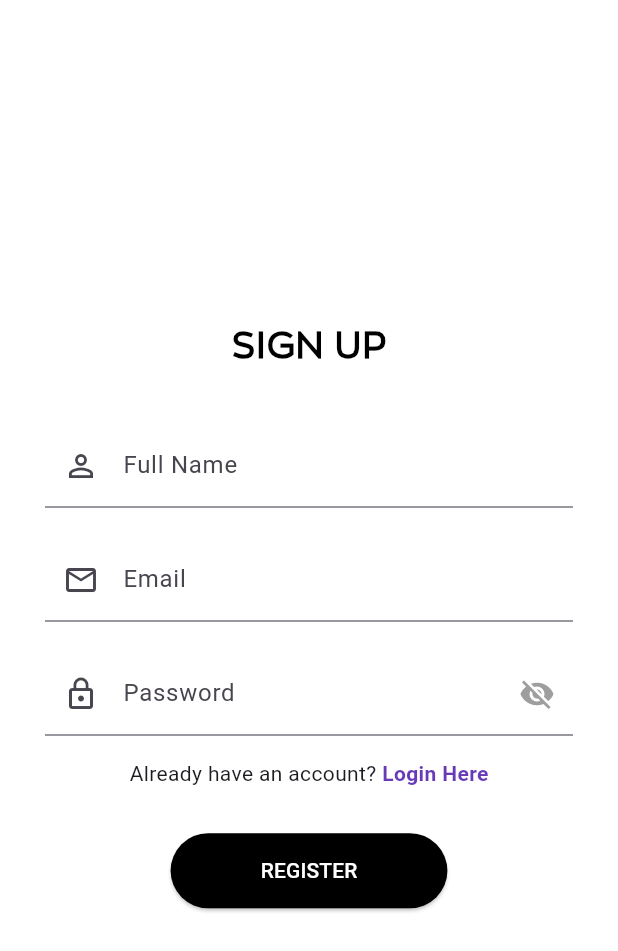
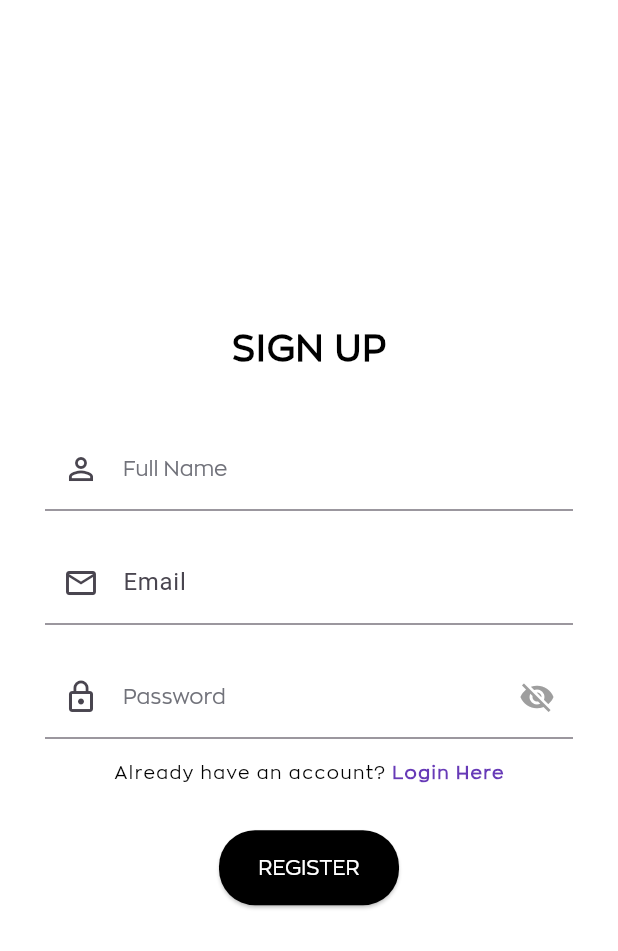
Before and after one commit to KostasPe15/TrashHunter, a Flutter app: the screen it shows after launch, after a tap on "Register Here", on a phone screen of 412 x 824 dp. Shown: the top 951 px of the screen. Run offline on Flutter 3.47's test engine with Material 3 defaults, Android fonts, the phone set to English and light mode, and no system bars.

Commit message:
added button

```diff
--- /dev/null
+++ b/trash_hunter/lib/Buttons/primary_button.dart
@@ -0,0 +1,50 @@
+import 'package:flutter/foundation.dart';
+import 'package:flutter/material.dart';
+import 'package:trash_hunter/TextsStyles/action_texts.dart';
+
+class PrimaryButton extends StatelessWidget {
+  final String text;
+  final VoidCallback onPressed;
+  final Color textColor;
+  final double? width;
+  final double height;
+    final Color backgroundColor;
+    final double borderRadius;
+      final EdgeInsets padding;
+
+
+
+  const PrimaryButton({
+    super.key,
+    required this.text,
+    required this.onPressed,
+    this.textColor = Colors.white,
+    this.width,
+    required this.height,
+    this.backgroundColor = Colors.black,
+    this.borderRadius = 24,
+         this.padding = const EdgeInsets.symmetric(horizontal: 16, vertical: 12),
+
+  });
+
+  @override
+  Widget build(BuildContext context) {
+    return SizedBox(
+      width: width,
+      height: height,
+      child: ElevatedButton(
+        onPressed: onPressed,
+        style: ElevatedButton.styleFrom(
+          backgroundColor: backgroundColor,
+          //foregroundColor: Colors.white,
+          shape: RoundedRectangleBorder(
+            borderRadius: BorderRadius.circular(borderRadius),
+          ),
+          padding: padding,
+        ),
+        child: ActionTexts(text: text, type: ActionTextType.l,color: textColor)
+
+      ),
+    );
+  }
+}
--- a/trash_hunter/lib/TextField/custom_textfield.dart
+++ b/trash_hunter/lib/TextField/custom_textfield.dart
@@ -1,4 +1,5 @@
 import 'package:flutter/material.dart';
+import 'package:trash_hunter/TextsStyles/body_texts.dart';
 
 class CustomTextfield extends StatelessWidget {
   final TextEditingController? controller;
@@ -24,12 +25,25 @@ class CustomTextfield extends StatelessWidget {
     controller: controller,
     obscureText: obscureText,
     onChanged: onChanged,
+    style: const TextStyle(
+      fontFamily: 'ZonaPro',
+      fontSize: 16, // same as BodyTextType.m
+      fontWeight: FontWeight.w500,
+      color: Color(0xFF1F2024), // match your default text color
+    ),
     decoration: InputDecoration(
       prefixIcon: prefixIcon,
       suffixIcon: suffixIcon,
-        labelText: label,
+      label: label != null
+          ? BodyTexts(
+              text: label!,
+              type: BodyTextType.m,
+              color: const Color(0xFF71727A),
+            )
+          : null,
       border: const UnderlineInputBorder(),
     ),
   );
 }
+
 }
--- a/trash_hunter/lib/login_page.dart
+++ b/trash_hunter/lib/login_page.dart
@@ -1,4 +1,5 @@
 import 'package:flutter/material.dart';
+import 'package:trash_hunter/Buttons/primary_button.dart';
 import 'package:trash_hunter/TextField/custom_textfield.dart';
 import 'package:trash_hunter/TextsStyles/body_texts.dart';
 import 'package:trash_hunter/TextsStyles/heading_texts.dart';
@@ -20,8 +21,15 @@ class LoginPage extends StatefulWidget {
 class _LoginPageState extends State<LoginPage> {
   bool isPasswordVisible = false;
 
-  final TextEditingController passwordController = TextEditingController();
-  final TextEditingController emailController = TextEditingController();
+  final TextEditingController _passwordController = TextEditingController();
+  final TextEditingController _emailController = TextEditingController();
+
+  @override
+  void dispose(){
+    super.dispose();
+    _emailController.dispose();
+    _passwordController.dispose();
+  }
 
   @override
   Widget build(BuildContext context) {
@@ -40,14 +48,14 @@ class _LoginPageState extends State<LoginPage> {
               ),
               const SizedBox(height: 40),
                CustomTextfield(
-                controller: emailController,
+                controller: _emailController,
                 label: 'Email',
                 prefixIcon: Icon(Icons.email_outlined),
 
               ),
               const SizedBox(height: 20),
               CustomTextfield(
-                controller: passwordController,
+                controller: _passwordController,
                 label: "Password",
                 obscureText: !isPasswordVisible,
                 prefixIcon: const Icon(Icons.lock_outline),
@@ -92,21 +100,16 @@ class _LoginPageState extends State<LoginPage> {
                 ],
               ),
               const SizedBox(height: 30),
-              ElevatedButton(
+              PrimaryButton(
+                text: 'LOGIN',
+                height: 50,
+                width: 120,
+
                 onPressed: () {
                   // Handle login
                 },
-                style: ElevatedButton.styleFrom(
-                  backgroundColor: Colors.black,
-                  padding: const EdgeInsets.symmetric(
-                    vertical: 15,
-                    horizontal: 60,
-                  ),
-                ),
-                child: const Text(
-                  "LOGIN",
-                  style: TextStyle(color: Colors.white),
-                ),
+
+
               ),
             ],
           ),
--- a/trash_hunter/lib/main.dart
+++ b/trash_hunter/lib/main.dart
@@ -1,9 +1,17 @@
 import 'package:flutter/material.dart';
 import 'package:trash_hunter/login_page.dart';
 
-void main() => runApp(MyApp());
+Future<void>main() async{
+  WidgetsFlutterBinding.ensureInitialized();
+
+
+  runApp(const MyApp());
+
+}
 
 class MyApp extends StatelessWidget {
+  const MyApp({super.key});
+
   @override
   Widget build(BuildContext context) {
     return MaterialApp(
--- a/trash_hunter/lib/signup_page.dart
+++ b/trash_hunter/lib/signup_page.dart
@@ -1,5 +1,7 @@
 import 'package:flutter/material.dart';
+import 'package:trash_hunter/Buttons/primary_button.dart';
 import 'package:trash_hunter/TextField/custom_textfield.dart';
+import 'package:trash_hunter/TextsStyles/body_texts.dart';
 import 'package:trash_hunter/TextsStyles/heading_texts.dart';
 import 'package:trash_hunter/login_page.dart';
 
@@ -16,11 +18,12 @@ class SignUpPage extends StatefulWidget {
   State<SignUpPage> createState() => _SignUpPageState();
 }
 
-  final TextEditingController passwordController = TextEditingController();
-  final TextEditingController emailController = TextEditingController();
-  final TextEditingController nameController  = TextEditingController();
+final TextEditingController _passwordController = TextEditingController();
+final TextEditingController _emailController = TextEditingController();
+final TextEditingController _nameController = TextEditingController();
 
-   bool isPasswordVisible = false;
+
+bool isPasswordVisible = false;
 
 class _SignUpPageState extends State<SignUpPage> {
   @override
@@ -40,12 +43,10 @@ class _SignUpPageState extends State<SignUpPage> {
               ),
               const SizedBox(height: 40),
               CustomTextfield(
-                controller: emailController,
+                controller: _emailController,
                 label: 'Full Name',
                 prefixIcon: Icon(Icons.person_outline),
-
               ),
-
               const SizedBox(height: 20),
               const TextField(
                 decoration: InputDecoration(
@@ -55,8 +56,8 @@ class _SignUpPageState extends State<SignUpPage> {
                 ),
               ),
               const SizedBox(height: 20),
-             CustomTextfield(
-                controller: passwordController,
+              CustomTextfield(
+                controller: _passwordController,
                 label: "Password",
                 obscureText: !isPasswordVisible,
                 prefixIcon: const Icon(Icons.lock_outline),
@@ -76,7 +77,11 @@ class _SignUpPageState extends State<SignUpPage> {
               Row(
                 mainAxisAlignment: MainAxisAlignment.center,
                 children: [
-                  const Text("Already have an account? "),
+                  const BodyTexts(
+                    text: "Already have an account? ",
+                    type: BodyTextType.s,
+                    color: Colors.black,
+                  ),
                   GestureDetector(
                     onTap: () {
                       Navigator.push(
@@ -88,32 +93,22 @@ class _SignUpPageState extends State<SignUpPage> {
                         ),
                       );
                     },
-                    child: const Text(
-                      "Login Here",
-                      style: TextStyle(
-                        color: Colors.deepPurple,
-                        fontWeight: FontWeight.bold,
-                      ),
+                    child: const BodyTexts(
+                      text: "Login Here",
+                      type: BodyTextType.s_bold,
+                      color: Colors.deepPurple,
                     ),
                   ),
                 ],
               ),
               const SizedBox(height: 30),
-              ElevatedButton(
+              PrimaryButton(
+                text: 'REGISTER',
+                height: 50,
+                width: 120,
                 onPressed: () {
                   // Handle sign up
                 },
-                style: ElevatedButton.styleFrom(
-                  backgroundColor: Colors.black,
-                  padding: const EdgeInsets.symmetric(
-                    vertical: 15,
-                    horizontal: 60,
-                  ),
-                ),
-                child: const Text(
-                  "REGISTER",
-                  style: TextStyle(color: Colors.white),
-                ),
               ),
             ],
           ),
--- a/trash_hunter/pubspec.yaml
+++ b/trash_hunter/pubspec.yaml
@@ -34,6 +34,7 @@ dependencies:
   # The following adds the Cupertino Icons font to your application.
   # Use with the CupertinoIcons class for iOS style icons.
   cupertino_icons: ^1.0.8
+
 
 dev_dependencies:
   flutter_test:
```
Also changed, not shown: 3 other files. Lines whose indentation alone changed are shown as unchanged.
